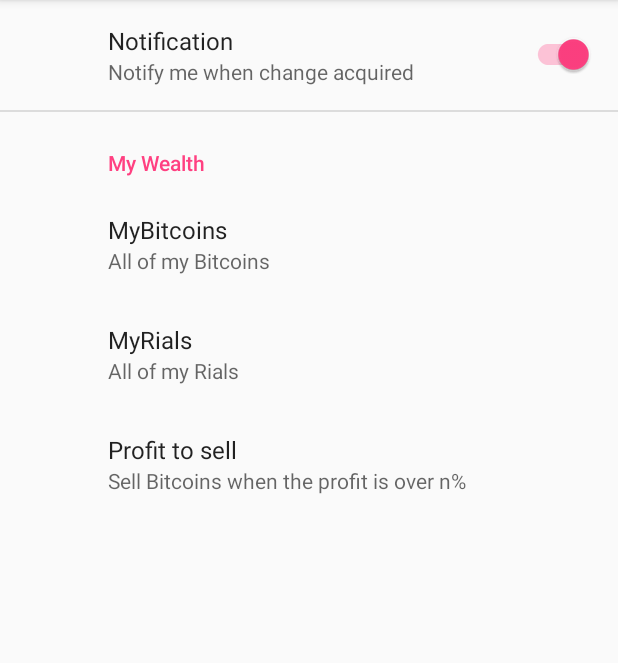
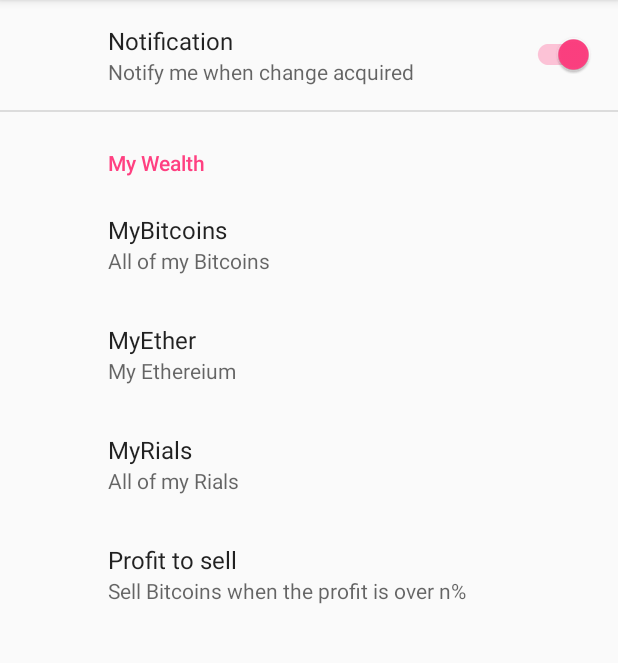
Before and after one commit to samansalehi/coinbit, an Android app: the screen it shows after launch (SettingsActivity), in the options menu, after a tap on "Settings", on a phone screen of 412 x 824 dp, the part 84-747 px from its top. Run offline under Robolectric (Android 15) with nearby library versions, the phone set to English and light mode, and no system bars; our stand-ins replace Room's generated code, androidx.preference.

Commit message:
add etherum and change price to exchange

```diff
--- a/app/src/main/java/com/bit/saman/coinbit/MainActivity.java
+++ b/app/src/main/java/com/bit/saman/coinbit/MainActivity.java
@@ -61,11 +61,13 @@ public class MainActivity extends AppCompatActivity {
 
             @Override
             protected void onPostExecute(PriceEntity priceEntity) {
-                super.onPostExecute(priceEntity);
-                DecimalFormat formatter = new DecimalFormat("#,###.00");
-                bitcoin.setText(formatter.format(priceEntity.getBitcoin()));
-                dollar.setText(formatter.format(priceEntity.getDollar()));
-                rial.setText(formatter.format(Math.round(priceEntity.getDollar()*priceEntity.getBitcoin())));
+                if (priceEntity!=null) {
+                    super.onPostExecute(priceEntity);
+                    DecimalFormat formatter = new DecimalFormat("#,###.00");
+                    bitcoin.setText(formatter.format(priceEntity.getBitcoin()));
+                    dollar.setText(formatter.format(priceEntity.getDollar()));
+                    rial.setText(formatter.format(Math.round(priceEntity.getDollar() * priceEntity.getBitcoin())));
+                }
             }
         }.execute();
     }
--- a/app/src/main/res/values/strings.xml
+++ b/app/src/main/res/values/strings.xml
@@ -4,6 +4,8 @@
     <string name="Notification">Notification</string>
     <string name="Notification_sum">Notify me when change acquired</string>
     <string name="MyBitcoins">MyBitcoins</string>
+    <string name="MyEther">MyEther</string>
+    <string name="MyEther_sum">My Ethereium</string>
     <string name="MyBitcoins_sum">All of my Bitcoins</string>
     <string name="MyRials">MyRials</string>
     <string name="MyRials_sum">All of my Rials</string>
--- a/app/src/main/res/xml/preferences.xml
+++ b/app/src/main/res/xml/preferences.xml
@@ -11,11 +11,19 @@
         <EditTextPreference
             android:defaultValue="0"
             android:inputType="number"
-            android:key="myBitcoins"
+            android:key="myBitcoin"
             android:selectAllOnFocus="true"
             android:singleLine="true"
             android:summary="@string/MyBitcoins_sum"
             android:title="@string/MyBitcoins" />
+        <EditTextPreference
+            android:defaultValue="0"
+            android:inputType="number"
+            android:key="myEther"
+            android:selectAllOnFocus="true"
+            android:singleLine="true"
+            android:summary="@string/MyEther_sum"
+            android:title="@string/MyEther" />
     </PreferenceCategory>
     <EditTextPreference
         android:defaultValue="0"
```
Also changed, not shown: app/src/main/java/com/bit/saman/coinbit/CheckPricesService.java (+55 -14 lines), app/src/main/java/com/bit/saman/coinbit/model/PriceEntity.java (+9 -0 lines).
